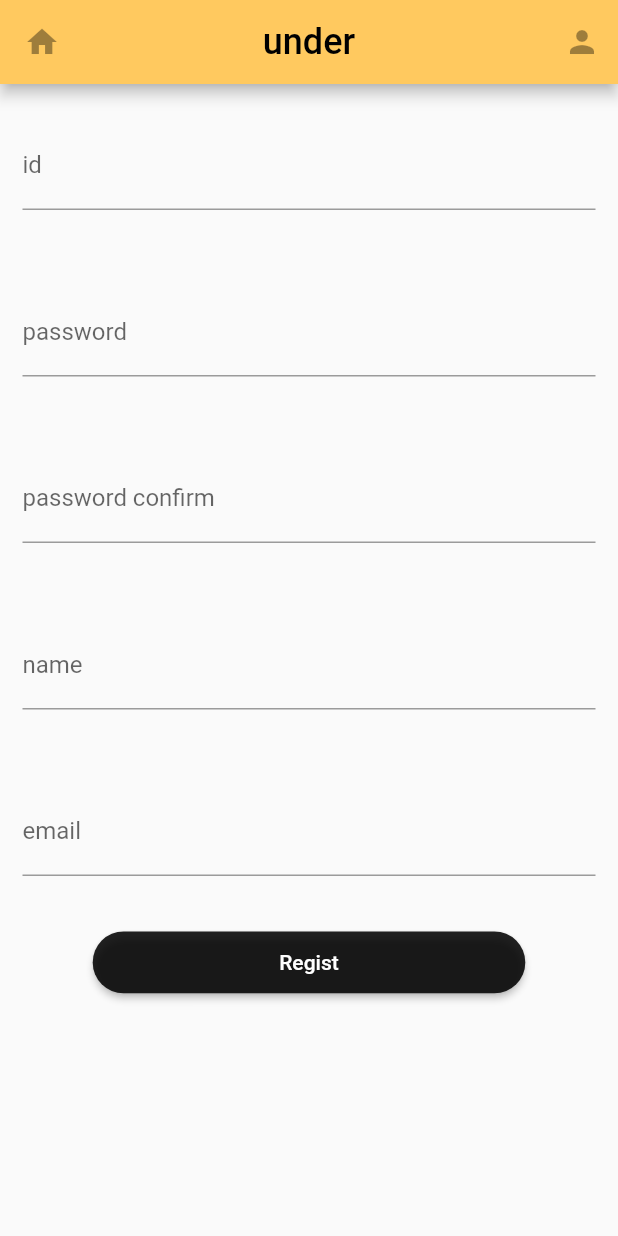
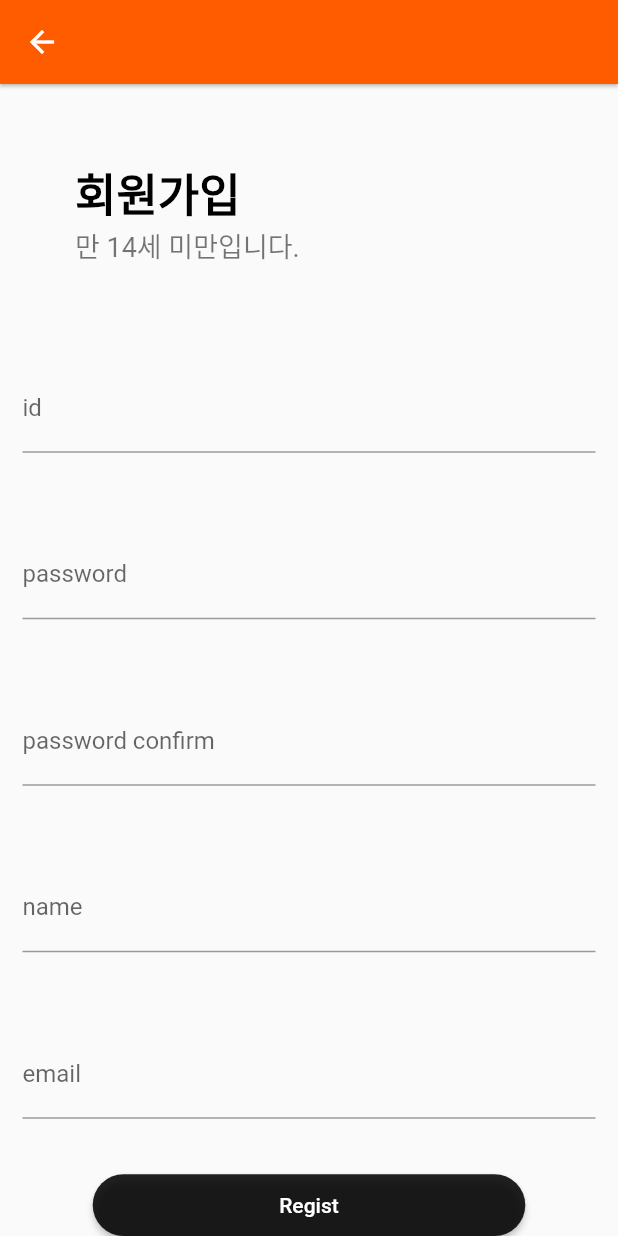
Before and after one commit to Ginger-Brew/chipin, a Flutter app: the RegisterDetailUnderPage screen opened directly, on a phone screen of 412 x 824 dp. Run offline on Flutter 3.47's test engine with Material 2 defaults, Android fonts, the phone set to English and light mode, and no system bars; our stand-ins replace carousel_slider, cloud_firestore, firebase_auth, firebase_core, google_maps_flutter, image_picker and 3 more; missing offline and left inert: kpostal; accounts and stored records are empty; network calls fail; Roboto replaces fonts that are missing (Mainfonts, Pretendard).

```diff
--- a/lib/login/register.dart
+++ b/lib/login/register.dart
@@ -1,3 +1,6 @@
+// 휴대폰 본인인증
+// https://be-beee.tistory.com/23
+
 import 'package:chipin/login/registerdetail_over.dart';
 import 'package:chipin/login/registerdetail_under.dart';
 import 'package:flutter/material.dart';
--- a/lib/login/registerdetail_over.dart
+++ b/lib/login/registerdetail_over.dart
@@ -35,7 +35,7 @@ class _RegisterDetailOverPageState extends State<RegisterDetailOverPage> {
           body: Column(
             children: [
               Expanded(
-                  flex: 2,
+                  flex: 1,
                   child: Align(
                       alignment: Alignment.centerLeft,
                       child:Container(
--- a/lib/login/registerdetail_under.dart
+++ b/lib/login/registerdetail_under.dart
@@ -29,10 +29,41 @@ class _RegisterDetailUnderPageState extends State<RegisterDetailUnderPage> {
     return ChangeNotifierProvider(
         create: (_) => RegisterModel(),
         child: Scaffold(
-          appBar: BaseAppBar(title: 'under'),
+          appBar: AppBar(
+            elevation: 1,
+          ),
           body: Column(
             children: [
-              Padding(padding: EdgeInsets.only(top: 10)),
+              Expanded(
+                  flex: 1,
+                  child: Align(
+                      alignment: Alignment.centerLeft,
+                      child:Container(
+                        margin:EdgeInsets.only(left: 50),
+                        child:const Column(
+                            crossAxisAlignment: CrossAxisAlignment.start,
+                            mainAxisAlignment: MainAxisAlignment.center,
+                            children: [
+                              Text(
+                                "회원가입",
+                                style: TextStyle(
+                                    fontSize: 30,
+                                    fontFamily: "Pretendard",
+                                    fontWeight: FontWeight.w700,
+                                    color: Colors.black),
+                              ),
+                              Text(
+                                "만 14세 미만입니다.",
+                                style: TextStyle(
+                                    fontSize: 18,
+                                    fontFamily: "Pretendard",
+                                    fontWeight: FontWeight.w400,
+                                    color: Colors.black54),
+                              )
+                            ]),
+                      )
+                  )
+              ),
               IDInput(),
               PasswordInput(),
               PasswordConfirmInput(),
--- a/lib/main.dart
+++ b/lib/main.dart
@@ -1,11 +1,11 @@
 import 'package:chipin/child_code_generate/code_generate_screen.dart';
 import 'package:chipin/colors.dart';
-import 'package:chipin/custom_price/custom_price.dart';
 import 'package:chipin/tab_container_screen/tab_container_screen.dart';
 import 'package:flutter/material.dart';
 import 'package:flutter/services.dart';
 import 'package:intl/date_symbol_data_local.dart';
 import 'package:provider/provider.dart';
+import 'child_custom_price/custom_price.dart';
 import 'child_main/ChildMain.dart';
 import 'customer_main/ClientMain.dart';
 import 'login/login.dart';
--- a/pubspec.yaml
+++ b/pubspec.yaml
@@ -52,6 +52,7 @@ dependencies:
   image_picker: ^1.0.2
   geolocator: ^10.0.0
   percent_indicator: ^4.2.3
+  logger: ^2.0.2
 
 dev_dependencies:
   flutter_test:
```
Also changed, not shown: lib/child_main/ChildMain.dart (+5 -3 lines), lib/child_main/childmain_scrollview.dart (+60 -29 lines).
